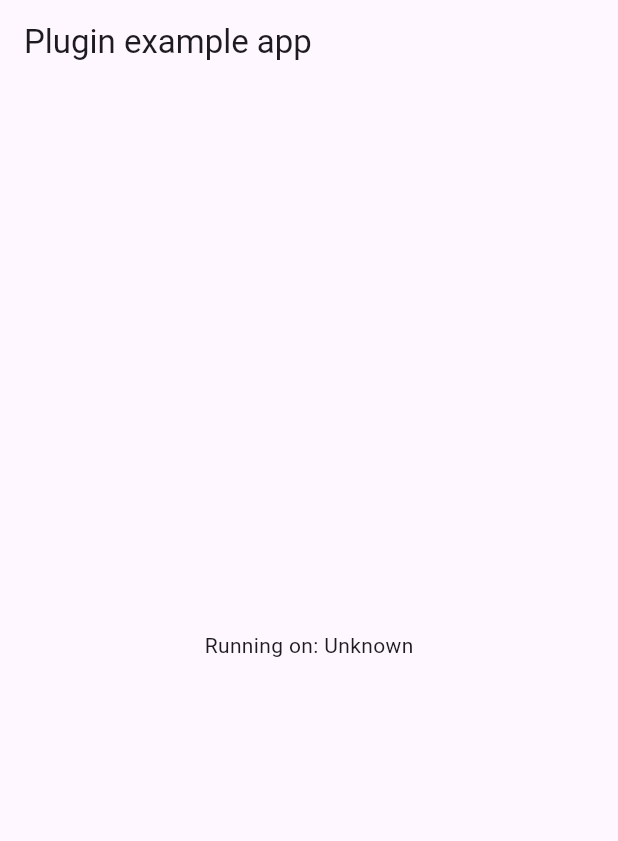
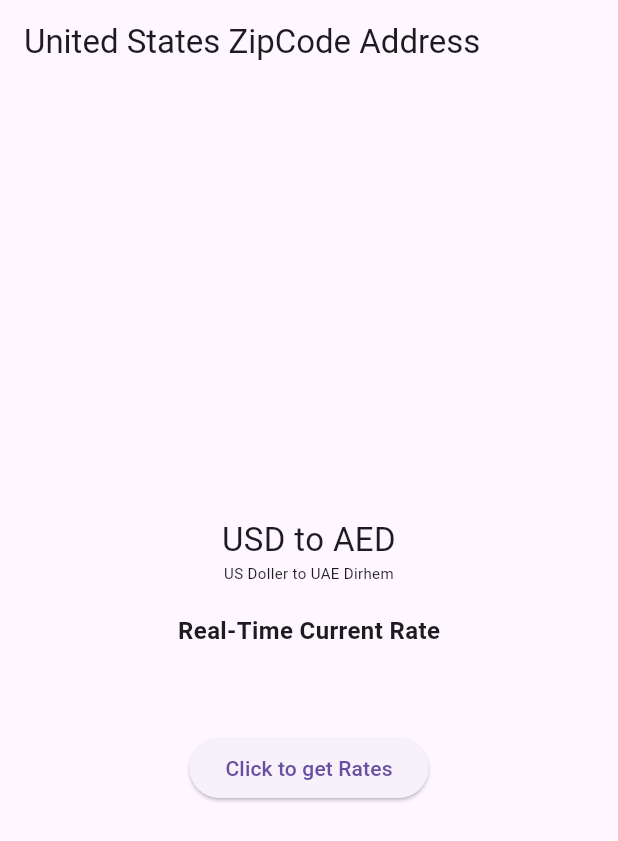
Before and after one commit to XeroDays/unitedstates_zipcode_address_finder, a Flutter app: the screen it shows after launch, on a phone screen of 412 x 824 dp. Shown: the top 841 px of the screen. Run offline on Flutter 3.47's test engine with Material 3 defaults, Android fonts, the phone set to English and light mode, and no system bars; missing offline and left inert: usa_zipcode_address.

Commit message:
Android example app added into project

```diff
--- a/example/lib/main.dart
+++ b/example/lib/main.dart
@@ -1,54 +1,94 @@
 import 'package:flutter/material.dart';
-import 'dart:async';
-
+import 'package:usa_zipcode_address/usa_zipcode_address.dart';
 
 void main() {
   runApp(const MyApp());
 }
 
-class MyApp extends StatefulWidget {
-  const MyApp({super.key});
-
-  @override
-  State<MyApp> createState() => _MyAppState();
-}
-
-class _MyAppState extends State<MyApp> {
-  String _platformVersion = 'Unknown';
-
-
-  @override
-  void initState() {
-    super.initState();
-    initPlatformState();
-  }
-
-  // Platform messages are asynchronous, so we initialize in an async method.
-  Future<void> initPlatformState() async {
-
-    // Platform messages may fail, so we use a try/catch PlatformException.
-    // We also handle the message potentially returning null.
-
-
-    // If the widget was removed from the tree while the asynchronous platform
-    // message was in flight, we want to discard the reply rather than calling
-    // setState to update our non-existent appearance.
-    if (!mounted) return;
-
-    setState(() {
-    });
-  }
+class MyApp extends StatelessWidget {
+  const MyApp({Key? key}) : super(key: key);
 
   @override
   Widget build(BuildContext context) {
     return MaterialApp(
-      home: Scaffold(
-        appBar: AppBar(
-          title: const Text('Plugin example app'),
-        ),
-        body: Center(
-          child: Text('Running on: $_platformVersion\n'),
-        ),
+      title: 'United States Zip Code Address Example',
+      theme: ThemeData(
+        primarySwatch: Colors.blue,
+      ),
+      home: const Home(),
+    );
+  }
+}
+
+class Home extends StatefulWidget {
+  const Home();
+
+  @override
+  State<Home> createState() => _HomeState();
+}
+
+class _HomeState extends State<Home> {
+  String rates = "";
+  bool isLoading = false;
+  @override
+  Widget build(BuildContext context) {
+    Size size = MediaQuery.of(context).size;
+
+    return Scaffold(
+      appBar: AppBar(title: const Text("United States ZipCode Address")),
+      body: Column(
+        mainAxisAlignment: MainAxisAlignment.center,
+        crossAxisAlignment: CrossAxisAlignment.center,
+        children: [
+          SizedBox(
+              width: size.width,
+              child: const Text(
+                "USD to AED",
+                textAlign: TextAlign.center,
+                style: TextStyle(fontSize: 22),
+              )),
+          SizedBox(
+              width: size.width,
+              child: const Text(
+                "US Doller to UAE Dirhem",
+                textAlign: TextAlign.center,
+                style: TextStyle(fontSize: 10),
+              )),
+          const SizedBox(height: 20),
+          isLoading
+              ? const CircularProgressIndicator()
+              : Column(
+                  children: [
+                    const Text(
+                      "Real-Time Current Rate",
+                      style:
+                          TextStyle(fontSize: 16, fontWeight: FontWeight.bold),
+                    ),
+                    const SizedBox(height: 10),
+                    Text(
+                      rates,
+                      style: const TextStyle(
+                          fontSize: 18, fontWeight: FontWeight.normal),
+                    ),
+                  ],
+                ),
+          const SizedBox(height: 20),
+          ElevatedButton(
+              onPressed: () async {
+                setState(() {
+                  isLoading = true;
+                });
+                CurrencyRate rate =
+                    await USAZipCodeAddressFinder.convertCurrency("USD", "AED", 1);
+
+                setState(() {
+                  print(rate.message);
+                  rates = "1 USD  =  ${rate.result} AED";
+                  isLoading = false;
+                });
+              },
+              child: Text("Click to get Rates")),
+        ],
       ),
     );
   }
--- a/lib/src/usa_zipcodes.dart
+++ b/lib/src/usa_zipcodes.dart
@@ -16,7 +16,7 @@ class MyHttpOverrides extends HttpOverrides {
 }
 
 
-class USAZipCodesMain {
+class USAZipCodeAddressFinder {
   static const String _baseUrl = 'https://api.softasium.com/Currency';
 
   static bool _healthCheck = false;
--- a/lib/usa_zipcode_address.dart
+++ b/lib/usa_zipcode_address.dart
@@ -1,3 +1,3 @@
-library unitedstates_zipcode_addresses;
+library unitedstates_zipcode_address_finder;
 
 export 'src/usa_zipcodes.dart';
--- a/pubspec.yaml
+++ b/pubspec.yaml
@@ -1,5 +1,5 @@
-name: usa_zipcode_address
-description: "Flutter Plugin which retreive latest USA Zipcode Address from address server"
+name: usa_zipcode_address_finder
+description: "Flutter Plugin which retreive latest USA Addresses with Zipcode"
 version: 1.0.0
 homepage:
 
```
Also changed, not shown: example/pubspec.yaml (+0 -59 lines), example/pubspec.lock, 23 other files.
